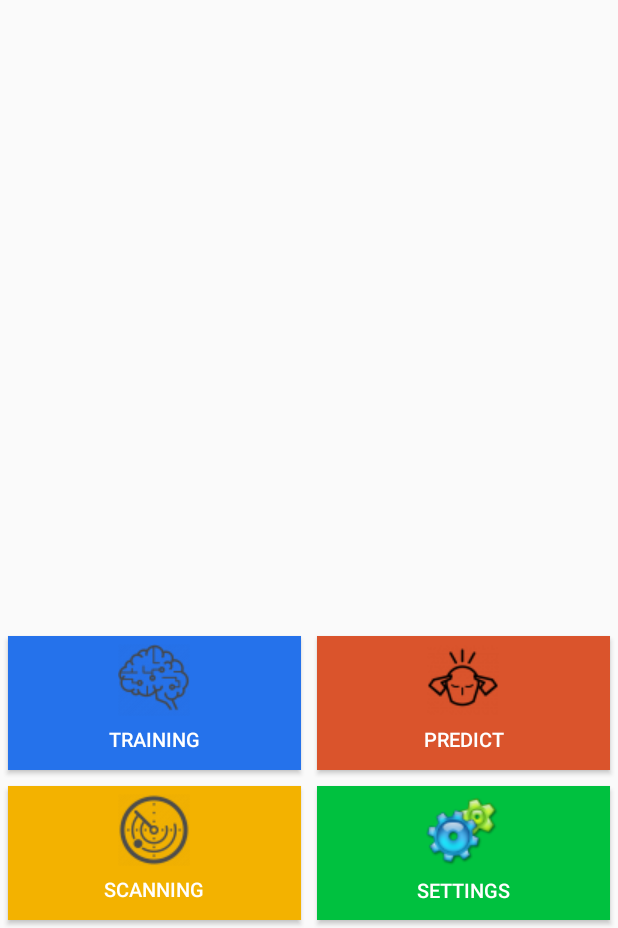
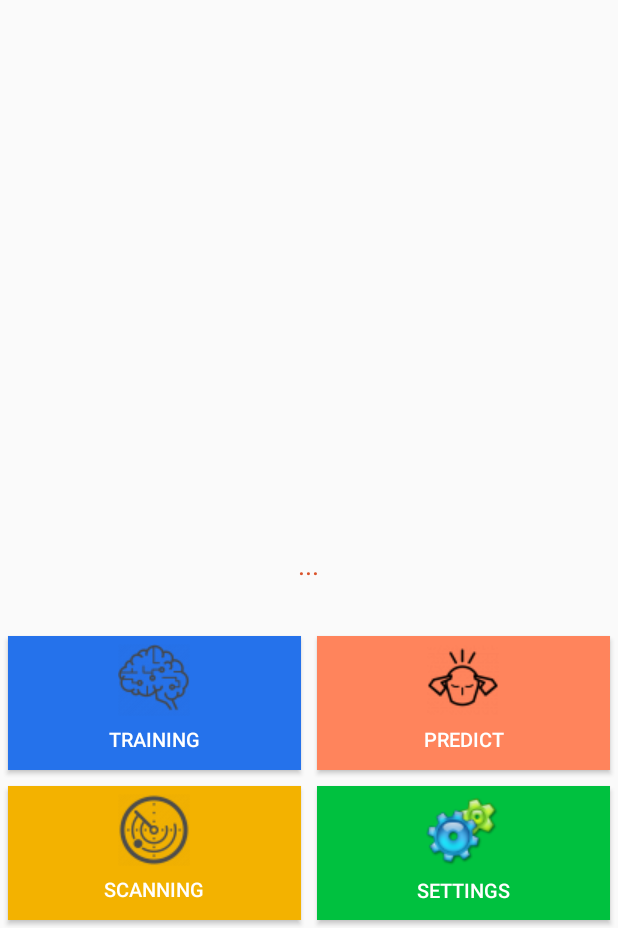
Before and after one commit to MaxDam/FenceIndoor, an Android app: the screen it shows after launch (MainActivity), after a tap on "PREDICT", on a phone screen of 412 x 824 dp, the part 308-1236 px from its top. Run offline under Robolectric (Android 15) with nearby library versions, the phone set to English and light mode, and no system bars.

Commit message:
first version

```diff
--- a/FenceIndoorApp/app/src/main/java/com/maxdam/fenceindoor/MainActivity.java
+++ b/FenceIndoorApp/app/src/main/java/com/maxdam/fenceindoor/MainActivity.java
@@ -6,6 +6,7 @@ import android.content.Context;
 import android.content.Intent;
 import android.content.IntentFilter;
 import android.content.SharedPreferences;
+import android.graphics.Color;
 import android.os.Bundle;
 import android.preference.PreferenceManager;
 import android.view.View;
@@ -25,9 +26,12 @@ import com.maxdam.fenceindoor.service.ServiceTraining;
 public class MainActivity extends Activity {
 
 	private Button scanningBtn, trainingBtn, predictBtn, settingsBtn;
-	private TextView area;
+	private TextView predictArea;
 	private SessionData sessionData;
     private SharedPreferences prefs;
+    private boolean predictMode = false;
+    private int minScanCount = 0;
+    private int maxScanCount = 1;
 
     @Override
 	protected void onCreate(Bundle savedInstanceState) {
@@ -45,51 +49,79 @@ public class MainActivity extends Activity {
         predictBtn = (Button)findViewById(R.id.predict);
         settingsBtn = (Button)findViewById(R.id.settings);
 
-		area = (TextView)findViewById(R.id.area);
+        predictArea = (TextView)findViewById(R.id.predictArea);
 
+        //ottiene il min scan count ed il max scan count
+        try {
+            minScanCount = Integer.parseInt(prefs.getString("min_scan_count", "3"));
+        } catch(Exception e) {
+            minScanCount = 3;
+        }
+        maxScanCount = 1;
+
+        //configura il bottone di scanning wifi
         scanningBtn.setOnClickListener(new OnClickListener() {
             @Override
             public void onClick(View v) {
+
+                //disabilita il predict mode
+                disablePredictMode();
+
+                //chiama l'activity di scelta area
                 Intent intent = new Intent(MainActivity.this, SceltaAreaActivity.class);
                 startActivity(intent);
             }
         });
 
+        //configura il bottone di training
         trainingBtn.setOnClickListener(new OnClickListener() {
             @Override
             public void onClick(View v) {
+
+                //disabilita il predict mode
+                disablePredictMode();
+
                 //avvia il training in base ai dati gia' trasmessi
                 Intent serviceTrainingIntent = new Intent(MainActivity.this, ServiceTraining.class);
                 MainActivity.this.startService(serviceTrainingIntent);
             }
         });
 
+        //configura il bottone di predict
 		predictBtn.setOnClickListener(new OnClickListener() {
             @Override
             public void onClick(View v) {
 
-                //ottiene il min scan count
-                int minScanCount;
-                try {
-                    minScanCount = Integer.parseInt(prefs.getString("min_scan_count", "3"));
-                } catch(Exception e) {
-                    minScanCount = 3;
+                //se predict mode e' attivo lo disabilita, altrimenti lo abilita
+                if(predictMode) {
+                    //disabilita il predict mode
+                    disablePredictMode();
+                } else {
+                    enablePredictMode();
                 }
 
-                //ottiene lo scan count
-                int maxScanCount = 1;
-
+                //se siamo in predict mode..
+                if(predictMode) {
                     //richiama il servizio di scansione one-shot
                     Intent serviceScanWifiIntent = new Intent(MainActivity.this, ServiceScanWifi.class);
                     serviceScanWifiIntent.putExtra("minScanCount", minScanCount);
                     serviceScanWifiIntent.putExtra("maxScanCount", maxScanCount);
                     startService(serviceScanWifiIntent);
+                } else {
+                    predictArea.setText("");
+                }
             }
         });
 
+        //configura il bottone di setting
         settingsBtn.setOnClickListener(new OnClickListener() {
             @Override
             public void onClick(View v) {
+
+                //disabilita il predict mode
+                disablePredictMode();
+
+                //chiama l'activity di setting
                 Intent intent = new Intent(MainActivity.this, SettingsActivity.class);
                 startActivity(intent);
             }
@@ -109,6 +141,14 @@ public class MainActivity extends Activity {
         IntentFilter filterWifiScanUpdate = new IntentFilter();
         filterWifiScanUpdate.addAction(ServiceScanWifi.WIFISCAN_UPDATE);
         registerReceiver(receiverWifiScanUpdate, filterWifiScanUpdate);
+
+        //receiver di wifiscan end
+        IntentFilter filterWifiScanEnd = new IntentFilter();
+        filterWifiScanEnd.addAction(ServiceScanWifi.WIFISCAN_END);
+        registerReceiver(receiverWifiScanEnd, filterWifiScanEnd);
+
+        //disabilita il predict mode
+        disablePredictMode();
     }
 
     //evento di update training
@@ -126,14 +166,20 @@ public class MainActivity extends Activity {
             //ottiene l'area predict
             Area areaPredict = new Gson().fromJson(intent.getStringExtra("areaPredict"), Area.class);
 
-            Toast.makeText(MainActivity.this, "Ti trovi nell'area: " + areaPredict.getArea(), Toast.LENGTH_LONG).show();
+            //Toast.makeText(MainActivity.this, "Ti trovi in: " + areaPredict.getArea(), Toast.LENGTH_LONG).show();
+            if(predictMode) {
+                predictArea.setText("Ti trovi in: " + areaPredict.getArea());
+            } else {
+                predictArea.setText("");
+            }
         }
     };
 
-    //evento di fine scansione
+    //evento di scansione
     private BroadcastReceiver receiverWifiScanUpdate = new BroadcastReceiver() {
         @Override
         public void onReceive(Context context, Intent intent) {
+
             //chiama una predict sul server inviandogli la scansione appena fatta
             String wifiScanListJson = intent.getStringExtra("wifiScanList");
             Intent servicePredictIntent = new Intent(MainActivity.this, ServicePredict.class);
@@ -142,6 +188,37 @@ public class MainActivity extends Activity {
         }
     };
 
+    //evento di fine scansione
+    private BroadcastReceiver receiverWifiScanEnd = new BroadcastReceiver() {
+        @Override
+        public void onReceive(Context context, Intent intent) {
+
+            //se siamo in predict mode..
+            if(predictMode) {
+                //richiama il servizio di scansione one-shot
+                Intent serviceScanWifiIntent = new Intent(MainActivity.this, ServiceScanWifi.class);
+                serviceScanWifiIntent.putExtra("minScanCount", minScanCount);
+                serviceScanWifiIntent.putExtra("maxScanCount", maxScanCount);
+                startService(serviceScanWifiIntent);
+            } else {
+                predictArea.setText("");
+            }
+        }
+    };
+
+    //disabilita il predict mode
+    private void disablePredictMode() {
+        predictMode = false;
+        predictArea.setText("");
+        predictBtn.setBackgroundColor(Color.parseColor("#DA542C"));
+    }
+
+    //abilita il predict mode
+    private void enablePredictMode() {
+        predictMode = true;
+        predictArea.setText("...");
+        predictBtn.setBackgroundColor(Color.parseColor("#FF845C"));
+    }
 
     @Override
     protected void onResume() {
@@ -161,6 +238,14 @@ public class MainActivity extends Activity {
         IntentFilter filterWifiScanUpdate = new IntentFilter();
         filterWifiScanUpdate.addAction(ServiceScanWifi.WIFISCAN_UPDATE);
         registerReceiver(receiverWifiScanUpdate, filterWifiScanUpdate);
+
+        //receiver di wifiscan end
+        IntentFilter filterWifiScanEnd = new IntentFilter();
+        filterWifiScanEnd.addAction(ServiceScanWifi.WIFISCAN_END);
+        registerReceiver(receiverWifiScanEnd, filterWifiScanEnd);
+
+        //disabilita il predict mode
+        disablePredictMode();
     }
 
     @Override
@@ -169,6 +254,10 @@ public class MainActivity extends Activity {
         unregisterReceiver(receiverTraining);
         unregisterReceiver(receiverPredict);
         unregisterReceiver(receiverWifiScanUpdate);
+        unregisterReceiver(receiverWifiScanEnd);
+
+        //disabilita il predict mode
+        disablePredictMode();
 
         super.onPause();
     }
@@ -183,6 +272,9 @@ public class MainActivity extends Activity {
             editor.putString("server_path", CommonStuff.DEBUG_SERVER_PATH);
             editor.commit();
         }
+
+        //disabilita il predict mode
+        disablePredictMode();
 	}
 
     @Override
@@ -190,5 +282,8 @@ public class MainActivity extends Activity {
         super.onBackPressed();
         startActivity(new Intent(this, MainActivity.class));
         finish();
+
+        //disabilita il predict mode
+        disablePredictMode();
     }
 }
--- a/FenceIndoorApp/app/src/main/java/com/maxdam/fenceindoor/adapter/ListaAreeAdapter.java
+++ b/FenceIndoorApp/app/src/main/java/com/maxdam/fenceindoor/adapter/ListaAreeAdapter.java
@@ -102,7 +102,7 @@ public class ListaAreeAdapter extends ArrayAdapter<Area> {
 
                     //comunica con il server per la cancellazione dell'area
                     Intent serviceDeleteAreaIntent = new Intent(ctx, ServiceDeleteArea.class);
-                    serviceDeleteAreaIntent.putExtra("area", area.getId());
+                    serviceDeleteAreaIntent.putExtra("area", new Gson().toJson(area, Area.class));
                     ctx.startService(serviceDeleteAreaIntent);
                 }
             })
--- a/FenceIndoorApp/app/src/main/res/layout/activity_main.xml
+++ b/FenceIndoorApp/app/src/main/res/layout/activity_main.xml
@@ -23,15 +23,14 @@
 		</LinearLayout>
 
 		<TextView
-			android:id="@+id/area"
+			android:id="@+id/predictArea"
 			android:layout_width="wrap_content"
 			android:layout_height="wrap_content"
-			android:layout_marginTop="3dp"
-			android:layout_marginLeft="15dp"
+			android:textColor="#DA542C"
 			android:textSize="18sp"
-			android:layout_alignParentTop="true"
-			android:layout_alignParentLeft="true"
-			android:layout_alignParentStart="true"/>
+			android:layout_centerHorizontal="true"
+			android:layout_above="@+id/buttonList1"
+			android:layout_marginBottom="30dp"/>
 
 
         <LinearLayout
```
Also changed, not shown: FenceIndoorApp/app/src/main/java/com/maxdam/fenceindoor/service/ServiceDeleteArea.java (+6 -4 lines), 2 other files. Lines whose indentation alone changed are shown as unchanged.
